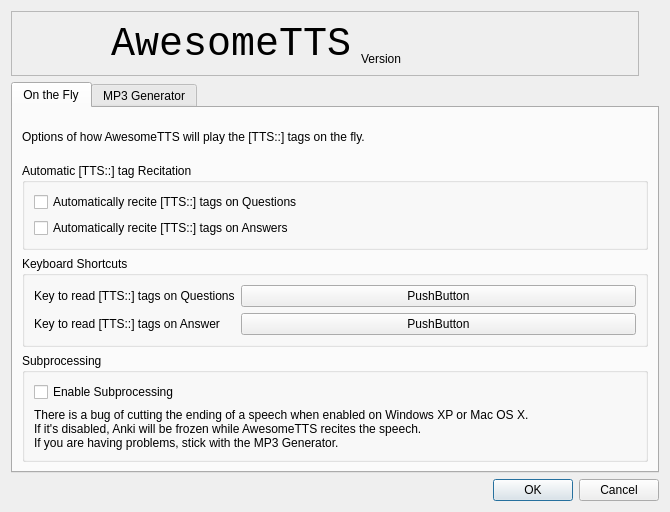
First picture: the form in awesometts/designer/configurator.ui, repository mistaecko/AwesomeTTS, before the edit.
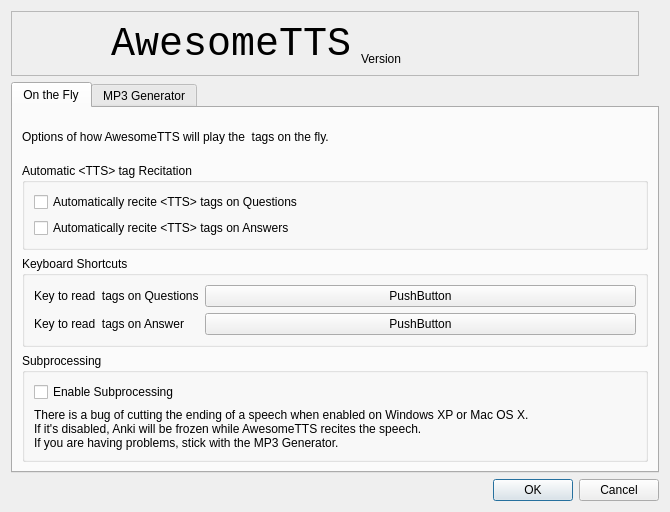
Second picture: the form after the edit.

```diff
--- a/awesometts/designer/configurator.ui
+++ b/awesometts/designer/configurator.ui
@@ -115,27 +115,27 @@
            <item>
             <widget class="QLabel" name="label">
              <property name="text">
-              <string>Options of how AwesomeTTS will play the [TTS::] tags on the fly.</string>
+              <string>Options of how AwesomeTTS will play the &lt;TTS&gt; tags on the fly.</string>
              </property>
             </widget>
            </item>
            <item>
             <widget class="QGroupBox" name="groupBox">
              <property name="title">
-              <string>Automatic [TTS::] tag Recitation</string>
+              <string>Automatic &lt;TTS&gt; tag Recitation</string>
              </property>
              <layout class="QVBoxLayout" name="verticalLayout_5">
               <item>
                <widget class="QCheckBox" name="cAutoQ">
                 <property name="text">
-                 <string>Automatically recite [TTS::] tags on Questions</string>
+                 <string>Automatically recite &lt;TTS&gt; tags on Questions</string>
                 </property>
                </widget>
               </item>
               <item>
                <widget class="QCheckBox" name="cAutoA">
                 <property name="text">
-                 <string>Automatically recite [TTS::] tags on Answers</string>
+                 <string>Automatically recite &lt;TTS&gt; tags on Answers</string>
                 </property>
                </widget>
               </item>
@@ -151,7 +151,7 @@
               <item row="0" column="0">
                <widget class="QLabel" name="label_2">
                 <property name="text">
-                 <string>Key to read [TTS::] tags on Questions</string>
+                 <string>Key to read &lt;TTS&gt; tags on Questions</string>
                 </property>
                </widget>
               </item>
@@ -162,13 +162,6 @@
                 </property>
                </widget>
               </item>
-              <item row="1" column="0">
-               <widget class="QLabel" name="label_4">
-                <property name="text">
-                 <string>Key to read [TTS::] tags on Answer</string>
-                </property>
-               </widget>
-              </item>
               <item row="1" column="1">
                <widget class="QPushButton" name="pushKeyA">
                 <property name="text">
@@ -176,6 +169,13 @@
                 </property>
                </widget>
               </item>
+              <item row="1" column="0">
+               <widget class="QLabel" name="label_4">
+                <property name="text">
+                 <string>Key to read &lt;TTS&gt; tags on Answer</string>
+                </property>
+               </widget>
+              </item>
              </layout>
             </widget>
            </item>
```
Left out of the diff: 5 changed lines with no effect on the pictures.
